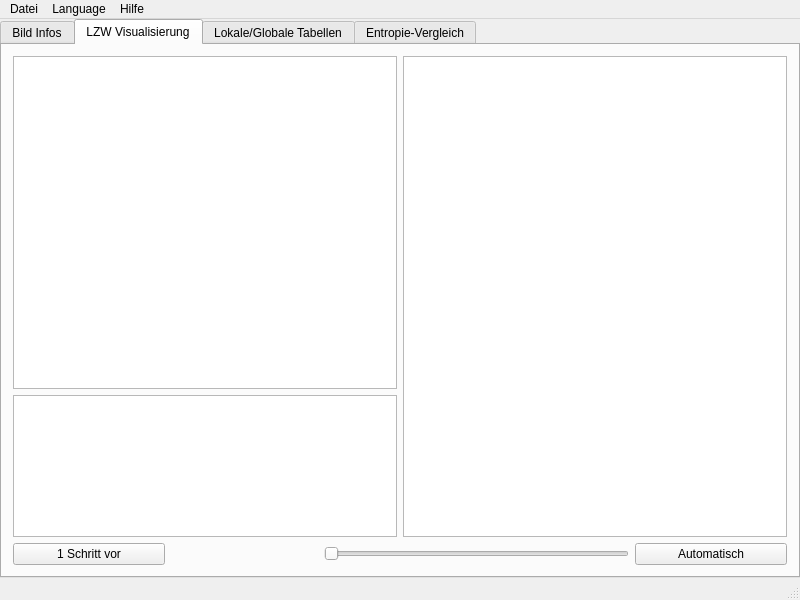
Above: src/gui/mainWindow.ui from Otrin/GIF-LZW before the change. Below: the same form after it.
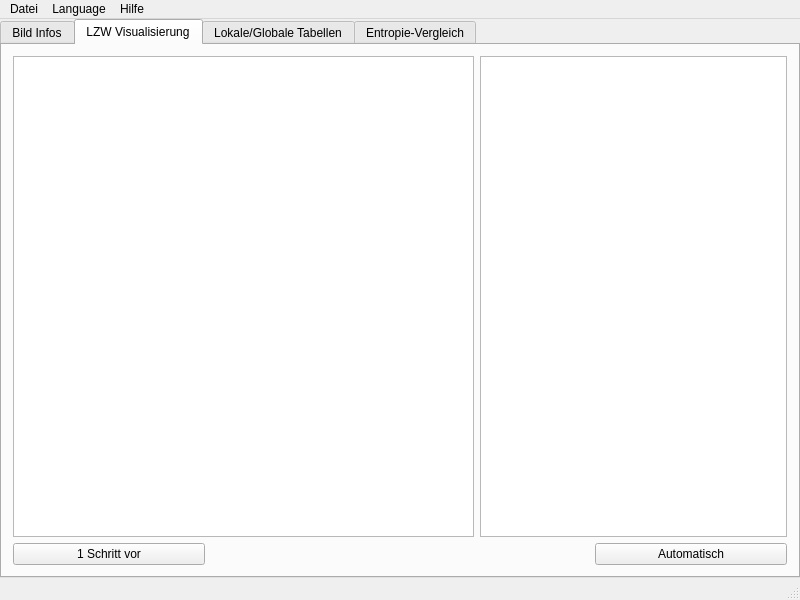
That is the form after the change.

Patch:
```diff
--- a/src/gui/mainWindow.ui
+++ b/src/gui/mainWindow.ui
@@ -71,15 +71,12 @@
        </attribute>
        <layout class="QGridLayout" name="gridLayout_3">
         <item row="0" column="0">
-         <layout class="QHBoxLayout" name="horizontalLayout_2">
+         <layout class="QHBoxLayout" name="horizontalLayout_2" stretch="60,40">
           <item>
-           <layout class="QVBoxLayout" name="verticalLayout_3" stretch="70,30">
+           <layout class="QVBoxLayout" name="verticalLayout_3" stretch="70">
             <item>
              <widget class="QGraphicsView" name="tab2_graphicsView_1"/>
             </item>
-            <item>
-             <widget class="QGraphicsView" name="tab2_graphicsView_2"/>
-            </item>
            </layout>
           </item>
           <item>
@@ -95,7 +92,7 @@
          </layout>
         </item>
         <item row="1" column="0">
-         <layout class="QHBoxLayout" name="horizontalLayout_3" stretch="20,20,40,20">
+         <layout class="QHBoxLayout" name="horizontalLayout_3" stretch="20,40,20">
           <item>
            <widget class="QPushButton" name="tab2_pushButton_1">
             <property name="text">
@@ -116,13 +113,6 @@
             </property>
            </spacer>
           </item>
-          <item>
-           <widget class="QSlider" name="tab2_horizontalSlider_1">
-            <property name="orientation">
-             <enum>Qt::Horizontal</enum>
-            </property>
-           </widget>
-          </item>
           <item>
            <widget class="QPushButton" name="tab2_pushButton_2">
             <property name="text">
```
Left out of the diff: 4 changed lines with no effect on the pictures.
